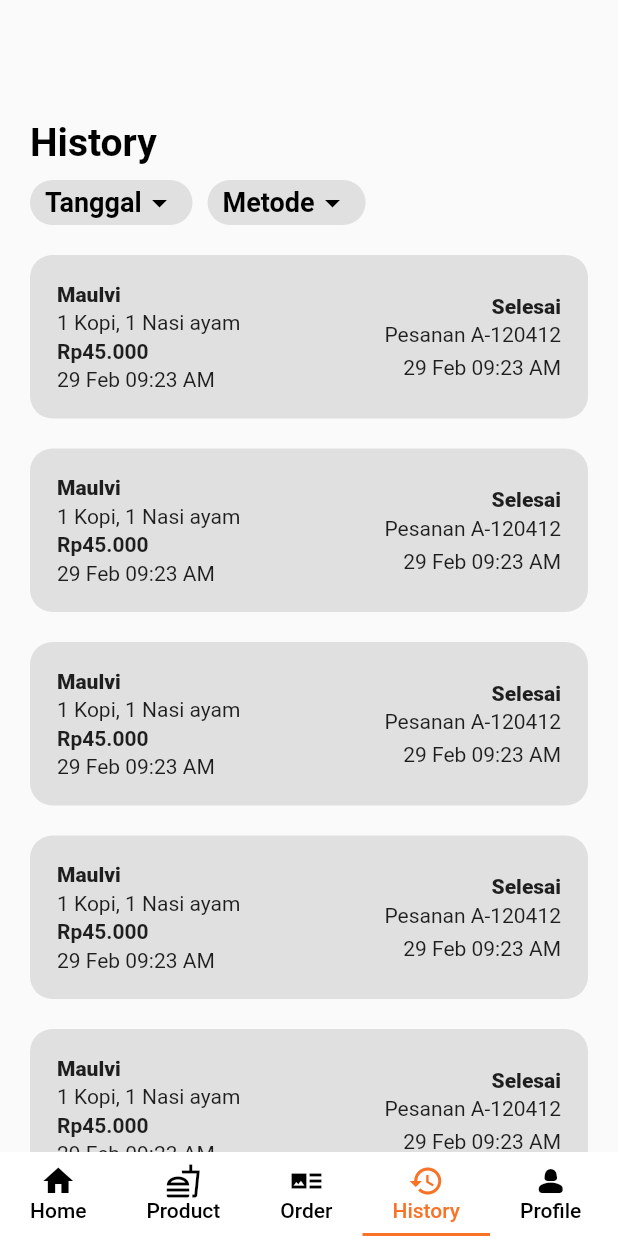
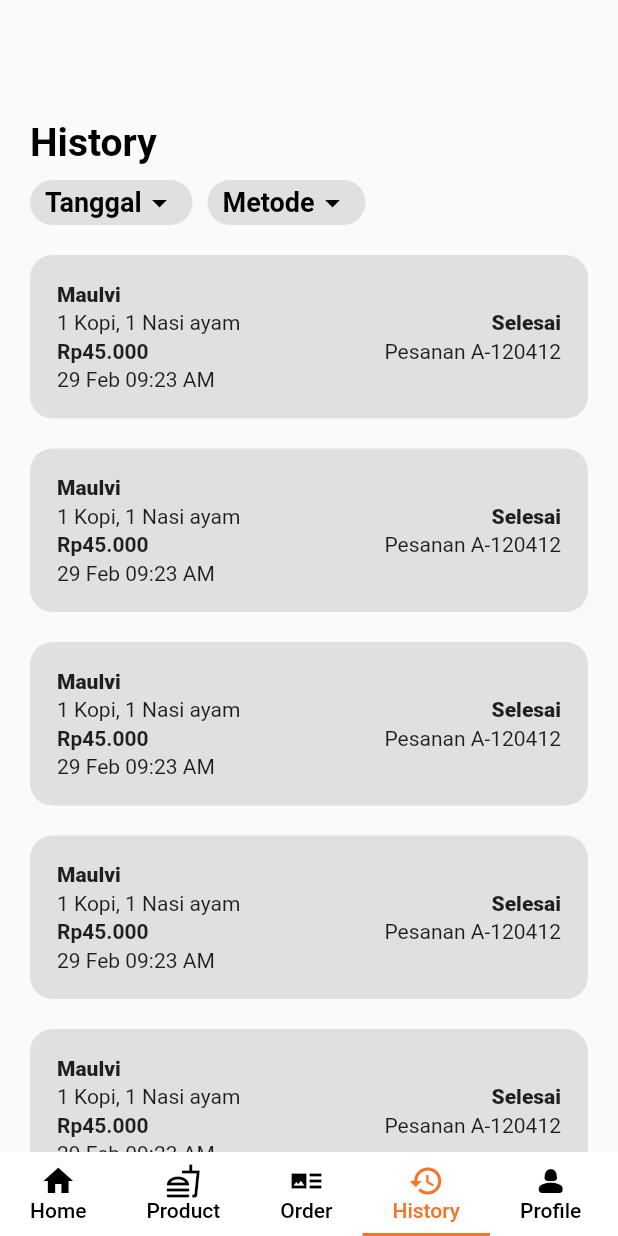
Before and after one commit to DhafinFawwaz/ITBCafeteriaSeller, a Flutter app: the NavPage screen opened by its route, tab 4 chosen, on a phone screen of 412 x 824 dp. Run offline on Flutter 3.47's test engine with Material 2 defaults, Android fonts, the light colour scheme and no system bars; our stand-ins replace group_button; missing offline and left inert: api_cache_manager.

Commit message:
history update

```diff
--- a/lib/screens/history/history.dart
+++ b/lib/screens/history/history.dart
@@ -39,9 +39,7 @@ class _HistoryState extends State<History> {
                       children: [
                         Text("Selesai", style: TextStyle(fontWeight: FontWeight.w800),),
                         SizedBox(height: 3),
-                        Text("Pesanan A-120412"),
-                        SizedBox(height: 6),
-                        Text("29 Feb 09:23 AM"),
+                        Text("Pesanan A-120412")
                       ],
                     ),
                   ]
```
